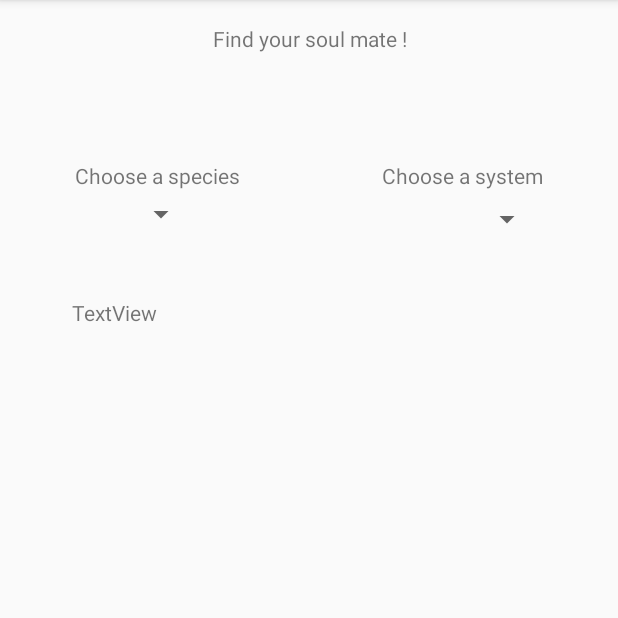
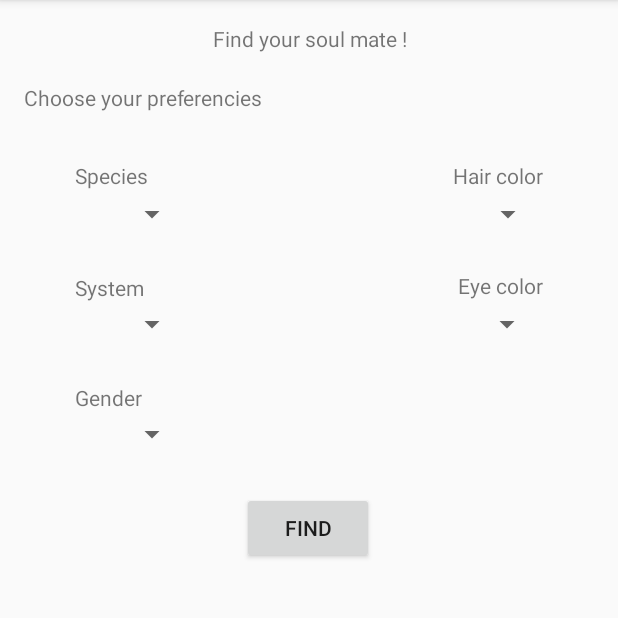
Before and after one commit to Boulzevard/StarLove, an Android app: the Search screen opened directly, with no data from a screen before it, on a phone screen of 412 x 824 dp, the part 84-702 px from its top. Run offline under Robolectric (Android 15) with nearby library versions, the phone set to English and light mode, and no system bars.

Commit message:
ajout activité Search

```diff
--- a/app/src/main/java/fr/wcs/starlove/MainActivity.java
+++ b/app/src/main/java/fr/wcs/starlove/MainActivity.java
@@ -1,7 +1,10 @@
 package fr.wcs.starlove;
 
+import android.content.Intent;
 import android.support.v7.app.AppCompatActivity;
 import android.os.Bundle;
+import android.view.View;
+import android.widget.Button;
 
 import com.android.volley.RequestQueue;
 import com.android.volley.toolbox.Volley;
@@ -21,7 +24,14 @@ public class MainActivity extends AppCompatActivity {
 
         RequestQueue requestQueue = Volley.newRequestQueue(this);
 
-
+        Button login = findViewById(R.id.bt_login);
+        login.setOnClickListener(new View.OnClickListener() {
+            @Override
+            public void onClick(View v) {
+                Intent intent = new Intent(MainActivity.this, Search.class);
+                startActivity(intent);
+            }
+        });
 
     }
 }
--- a/app/src/main/res/layout/activity_search.xml
+++ b/app/src/main/res/layout/activity_search.xml
@@ -28,48 +28,128 @@
         android:layout_marginLeft="50dp"
         android:layout_marginStart="50dp"
         android:layout_marginTop="72dp"
-        android:text="Choose a species"
+        android:text="Species"
         app:layout_constraintStart_toStartOf="parent"
         app:layout_constraintTop_toBottomOf="@+id/tv_tittle_search" />
+
+    <Spinner
+        android:id="@+id/sp_species"
+        android:layout_width="75dp"
+        android:layout_height="30dp"
+        android:layout_marginLeft="50dp"
+        android:layout_marginStart="50dp"
+        android:layout_marginTop="1dp"
+        android:entries="@array/species"
+        app:layout_constraintStart_toStartOf="parent"
+        app:layout_constraintTop_toBottomOf="@+id/tv_species" />
 
     <TextView
         android:id="@+id/tv_system"
         android:layout_width="wrap_content"
         android:layout_height="wrap_content"
+        android:layout_marginLeft="50dp"
+        android:layout_marginStart="50dp"
+        android:layout_marginTop="24dp"
+        android:text="System"
+        app:layout_constraintStart_toStartOf="parent"
+        app:layout_constraintTop_toBottomOf="@+id/sp_species" />
+
+    <Spinner
+        android:id="@+id/sp_system"
+        android:layout_width="75dp"
+        android:layout_height="30dp"
+        android:layout_marginLeft="50dp"
+        android:layout_marginStart="50dp"
+        android:entries="@array/system"
+        app:layout_constraintStart_toStartOf="parent"
+        app:layout_constraintTop_toBottomOf="@+id/tv_system" />
+
+    <Spinner
+        android:id="@+id/sp_gender"
+        android:layout_width="75dp"
+        android:layout_height="30dp"
+        android:layout_marginLeft="50dp"
+        android:layout_marginStart="50dp"
+        android:entries="@array/gender"
+        app:layout_constraintStart_toStartOf="parent"
+        app:layout_constraintTop_toBottomOf="@+id/tv_gender" />
+
+    <TextView
+        android:id="@+id/tv_gender"
+        android:layout_width="wrap_content"
+        android:layout_height="wrap_content"
+        android:layout_marginLeft="50dp"
+        android:layout_marginStart="50dp"
+        android:layout_marginTop="24dp"
+        android:text="Gender"
+        app:layout_constraintStart_toStartOf="parent"
+        app:layout_constraintTop_toBottomOf="@+id/sp_system" />
+
+    <TextView
+        android:id="@+id/tv_hair"
+        android:layout_width="wrap_content"
+        android:layout_height="wrap_content"
         android:layout_marginEnd="50dp"
         android:layout_marginRight="50dp"
         android:layout_marginTop="72dp"
-        android:text="Choose a system"
+        android:text="Hair color"
         app:layout_constraintEnd_toEndOf="parent"
         app:layout_constraintTop_toBottomOf="@+id/tv_tittle_search" />
 
     <Spinner
-        android:id="@+id/spinner"
-        android:layout_width="81dp"
-        android:layout_height="32dp"
-        android:layout_marginLeft="50dp"
-        android:layout_marginStart="50dp"
-        app:layout_constraintStart_toStartOf="parent"
-        app:layout_constraintTop_toBottomOf="@+id/tv_species" />
+        android:id="@+id/sp_eye"
+        android:layout_width="75dp"
+        android:layout_height="30dp"
+        android:layout_marginEnd="49dp"
+        android:layout_marginRight="49dp"
+        android:layout_marginTop="1dp"
+        app:layout_constraintEnd_toEndOf="parent"
+        app:layout_constraintTop_toBottomOf="@+id/tv_hair" />
+
+    <TextView
+        android:id="@+id/tv_eye"
+        android:layout_width="wrap_content"
+        android:layout_height="wrap_content"
+        android:layout_marginEnd="50dp"
+        android:layout_marginRight="50dp"
+        android:layout_marginTop="145dp"
+        android:text="Eye color"
+        app:layout_constraintEnd_toEndOf="parent"
+        app:layout_constraintTop_toBottomOf="@+id/tv_tittle_search" />
 
     <Spinner
-        android:id="@+id/spinner2"
-        android:layout_width="92dp"
-        android:layout_height="39dp"
+        android:id="@+id/sp_eye"
+        android:layout_width="75dp"
+        android:layout_height="30dp"
         android:layout_marginEnd="50dp"
         android:layout_marginRight="50dp"
+        android:layout_marginTop="1dp"
         app:layout_constraintEnd_toEndOf="parent"
-        app:layout_constraintTop_toBottomOf="@+id/tv_system" />
+        app:layout_constraintTop_toBottomOf="@+id/tv_eye" />
 
     <TextView
         android:id="@+id/textView4"
         android:layout_width="wrap_content"
         android:layout_height="wrap_content"
-        android:layout_marginLeft="48dp"
-        android:layout_marginStart="48dp"
-        android:layout_marginTop="40dp"
-        android:text="TextView"
+        android:layout_marginLeft="16dp"
+        android:layout_marginStart="16dp"
+        android:layout_marginTop="20dp"
+        android:text="Choose your preferencies"
         app:layout_constraintStart_toStartOf="parent"
-        app:layout_constraintTop_toBottomOf="@+id/spinner" />
+        app:layout_constraintTop_toBottomOf="@+id/tv_tittle_search" />
+
+    <Button
+        android:id="@+id/bt_find"
+        android:layout_width="wrap_content"
+        android:layout_height="wrap_content"
+        android:layout_marginEnd="149dp"
+        android:layout_marginLeft="147dp"
+        android:layout_marginRight="149dp"
+        android:layout_marginStart="147dp"
+        android:layout_marginTop="23dp"
+        android:text="Find"
+        app:layout_constraintEnd_toEndOf="parent"
+        app:layout_constraintStart_toStartOf="parent"
+        app:layout_constraintTop_toBottomOf="@+id/sp_gender" />
 
 </android.support.constraint.ConstraintLayout>
--- a/app/src/main/res/values/strings.xml
+++ b/app/src/main/res/values/strings.xml
@@ -1,3 +1,63 @@
 <resources>
     <string name="app_name">StarLove</string>
+
+    <string-array name="system">
+        <item>Please select…</item>
+        <item>Tatooine</item><item>Alderaan</item>Eriadu<item>Kashyyyk</item><item>Corellia</item>
+        <item>Naboo</item><item>Stewjon</item><item>Rodia</item><item>Bestine</item>
+        <item>Kamino</item><item>Trandosha</item><item>Socorro</item><item>Bespine</item>
+        <item>Mon Cala</item><item>Chandrila</item><item>Endor</item><item>Sullust</item>
+        <item>Coruscant</item><item>Neimoidia</item><item>Toydaria</item><item>Malastare</item>
+        <item>Dathomir</item><item>Ryloth</item><item>Aleen</item><item>Vulpter</item>
+        <item>Troiken</item><item>Haruun kal</item><item>Cerea</item><item>Glee anselm</item>
+        <item>Tund</item><item>Nar Shaddaa</item><item>Iktotch</item><item>Champala</item>
+        <item>Quermia</item><item>Dorin</item><item>Geonosis</item><item>Mirial</item>
+        <item>Serenno</item><item>Concord Dawn</item><item>Zolan</item><item>Ojom</item>
+        <item>Skako</item><item>Scipio</item><item>Shili</item><item>Kalee</item>
+        <item>Umbara</item><item>Utapau</item><item>Jakku</item><item>Yavin 4</item>
+        <item>Parnassos</item>
+    </string-array>
+
+    <string-array name="species">
+        <item>Please select…</item>
+        <item>Human</item><item>Droid</item><item>Wookiee</item><item>Rodian</item><item>Hutt</item>
+        <item>Trandoshan</item><item>Mon Calamari</item><item>Ewok</item><item>Sullustan</item>
+        <item>Neimoidian</item><item>Gungan</item><item>Toydarian</item><item>Dug</item>
+        <item>Dathomirian Zabrak</item><item>Twi'lek</item><item>Aleena</item><item>Vulptereen</item>
+        <item>Xexto</item><item>Toong</item><item>Cerean</item><item>Nautolan</item>
+        <item>Iridonian Zabrak</item><item>Tholothian</item><item>Iktotchi</item><item>Quermian</item>
+        <item>Kel Dor</item><item>Chagrian</item><item>Geonosian</item><item>Mirialan</item>
+        <item>Clawdite</item><item>Besalisk</item><item>Kaminoan</item><item>Skakoan</item>
+        <item>Muun</item><item>Togruta</item><item>Kaleesh</item><item>Umbaran</item>
+        <item>Pau'an</item>
+    </string-array>
+
+
+    <string-array name="gender">
+        <item>Please select…</item>
+        <item>Female</item><item>Male</item>
+
+    </string-array>
+
+
+
+
+
+
+
+
+
+
+
+
+
+
+
+
+
+
+
+
+
+
 </resources>
```
